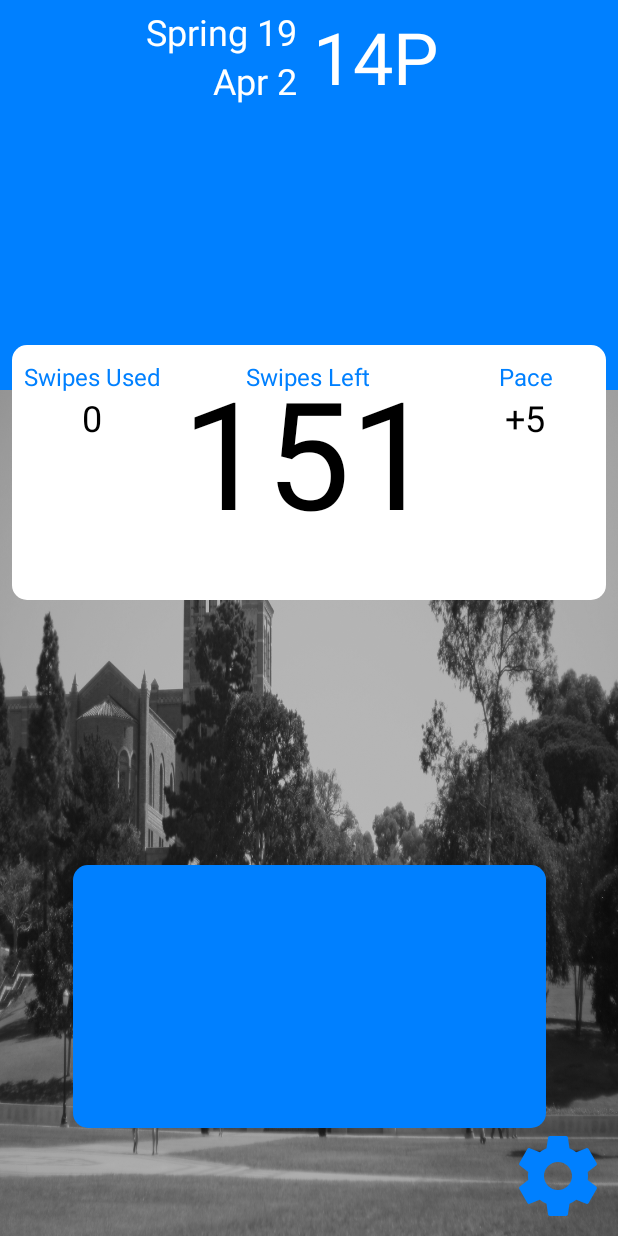
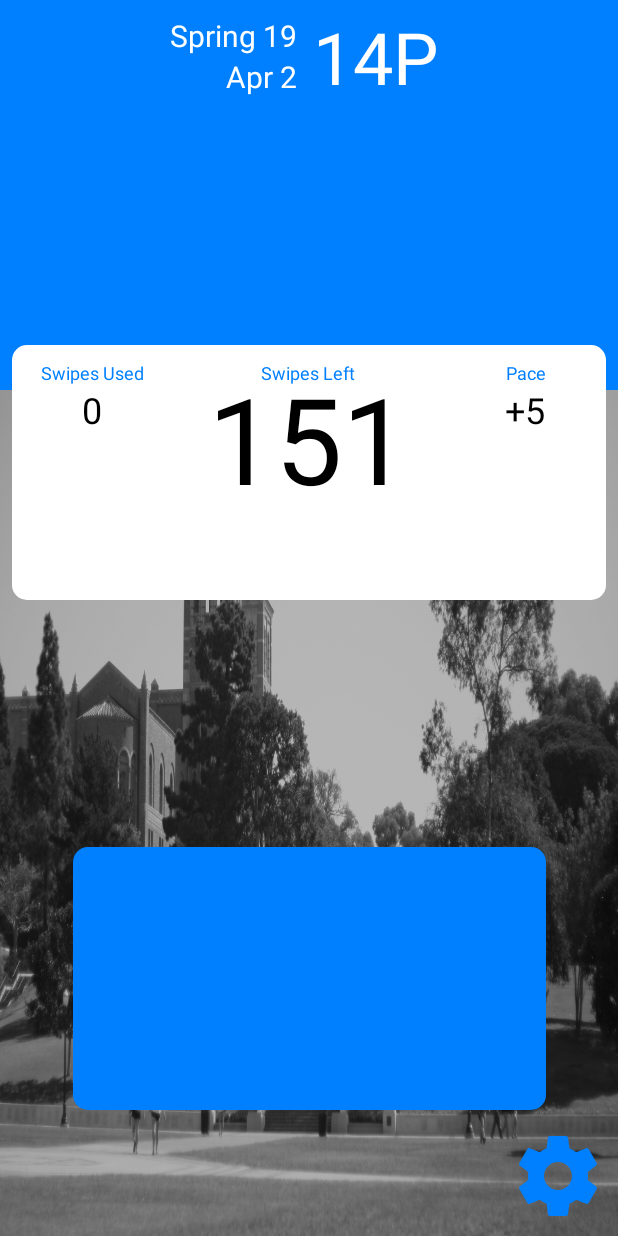
Before and after one commit to ncerdan/MySwipes, an Android app: the screen it shows after launch (MainActivity), on a phone screen of 412 x 824 dp. Run offline under Robolectric (Android 15) with nearby library versions, the phone set to English and light mode, and no system bars.

Commit message:
smaller fontsize in main activity so work better on smaller phones. debugged rounded_corner to show up in edit mode.

```diff
--- a/app/src/main/java/com/nickcerdan/myswipes/MainActivity.java
+++ b/app/src/main/java/com/nickcerdan/myswipes/MainActivity.java
@@ -6,7 +6,6 @@ import android.graphics.Point;
 import android.preference.PreferenceManager;
 import android.support.v7.app.AppCompatActivity;
 import android.os.Bundle;
-import android.util.Log;
 import android.view.Display;
 import android.view.MotionEvent;
 import android.view.View;
--- a/app/src/main/res/layout/activity_main.xml
+++ b/app/src/main/res/layout/activity_main.xml
@@ -47,7 +47,7 @@
                 android:gravity="bottom|end"
                 android:text="@string/placeholder_quarter"
                 android:textColor="@color/white"
-                android:textSize="24sp"
+                android:textSize="20sp"
                 tools:ignore="NestedWeights" />
 
             <TextView
@@ -60,7 +60,7 @@
                 android:gravity="top|end"
                 android:text="@string/placeholder_date"
                 android:textColor="@color/white"
-                android:textSize="24sp" />
+                android:textSize="20sp" />
         </LinearLayout>
 
         <TextView
@@ -107,7 +107,7 @@
                 android:gravity="center_horizontal|top"
                 android:text="@string/title_swipes_used"
                 android:textColor="@color/colorPrimary"
-                android:textSize="16sp" />
+                android:textSize="12sp" />
 
             <TextView
                 android:id="@+id/swipesUsed"
@@ -132,7 +132,7 @@
                 android:gravity="center_horizontal|top"
                 android:text="@string/title_swipes_left"
                 android:textColor="@color/colorPrimary"
-                android:textSize="16sp" />
+                android:textSize="12sp" />
 
             <TextView
                 android:id="@+id/swipesLeft"
@@ -140,9 +140,10 @@
                 android:layout_height="wrap_content"
                 android:layout_marginTop="-28dp"
                 android:gravity="center_horizontal|top"
+                android:paddingTop="10dp"
                 android:text="@string/placeholder_swipesLeft"
                 android:textColor="@color/black"
-                android:textSize="100sp" />
+                android:textSize="80sp" />
         </LinearLayout>
 
         <LinearLayout
@@ -158,7 +159,7 @@
                 android:gravity="center_horizontal|top"
                 android:text="@string/title_pace"
                 android:textColor="@color/colorPrimary"
-                android:textSize="16sp" />
+                android:textSize="12sp" />
 
             <TextView
                 android:id="@+id/pace"
@@ -176,12 +177,11 @@
         android:id="@+id/swipeBtn"
         android:layout_width="315dp"
         android:layout_height="175dp"
-        android:layout_marginBottom="72dp"
+        android:layout_marginBottom="84dp"
         android:background="@xml/swipe_button"
         app:layout_constraintBottom_toBottomOf="parent"
         app:layout_constraintEnd_toEndOf="parent"
-        app:layout_constraintStart_toStartOf="parent"
-        />
+        app:layout_constraintStart_toStartOf="parent" />
     <!--
     android:text="@string/button_text"
     android:textColor="@color/white"
--- a/app/src/main/res/xml/rounded_corner.xml
+++ b/app/src/main/res/xml/rounded_corner.xml
@@ -1,7 +1,7 @@
 <?xml version="1.0" encoding="utf-8"?>
 <shape xmlns:android="http://schemas.android.com/apk/res/android"
     android:shape="rectangle">
-    <solid android:color="@color/white"></solid>
+    <solid android:color="@color/white" />
     <corners
         android:radius="10dp">
     </corners>
```
